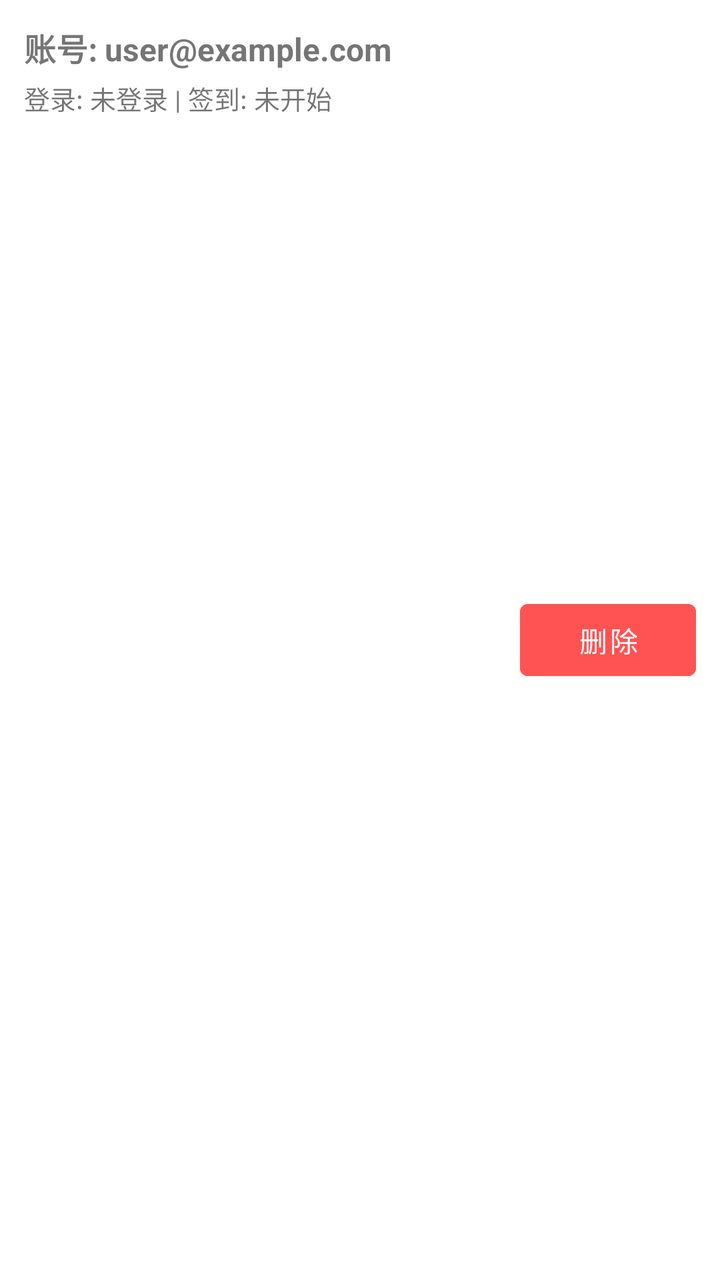
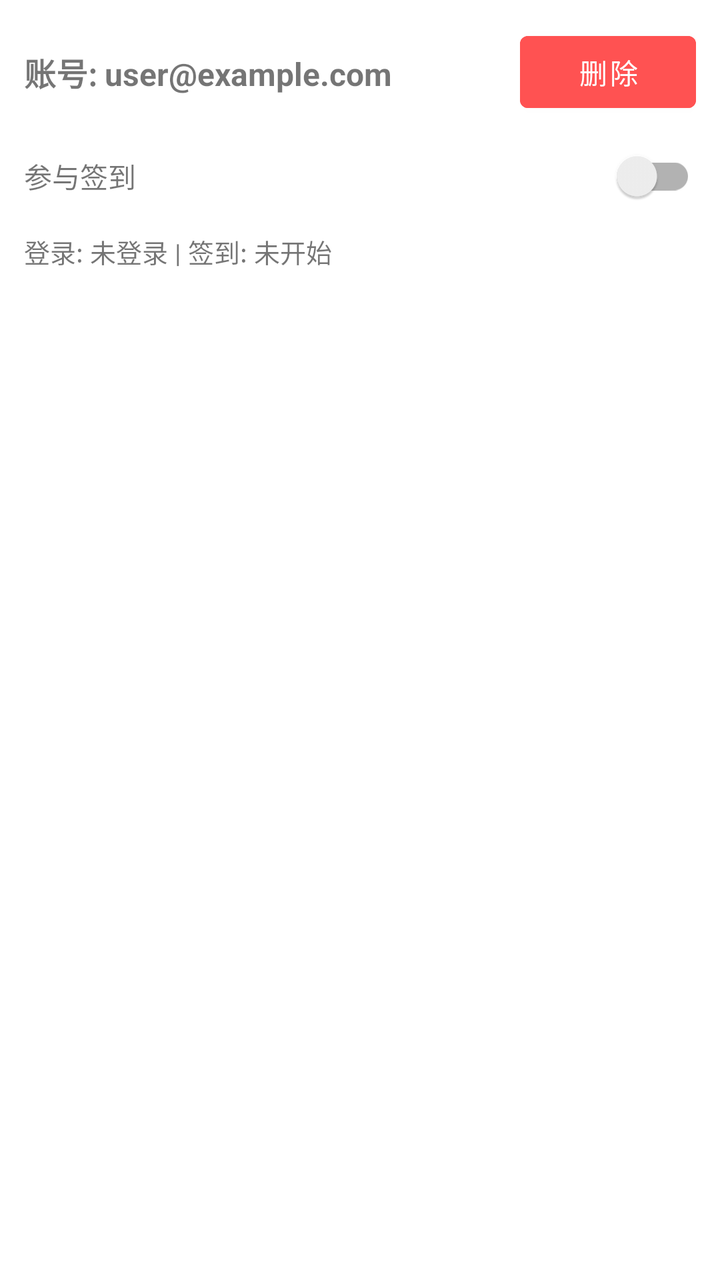

Two renders of the same Android screen: before a commit and after it. Below are the layout's source before the change and the commit's diff.
<!-- AndroidManifest.xml: application theme Theme.QRCodeScanner -->
<!-- res/layout/item_account.xml -->
<?xml version="1.0" encoding="utf-8"?>
<LinearLayout xmlns:android="http://schemas.android.com/apk/res/android"
    android:layout_width="match_parent"
    android:layout_height="wrap_content"
    android:orientation="horizontal"
    android:padding="12dp"
    android:background="?android:attr/selectableItemBackground"
    android:layout_marginBottom="8dp">

    
    <LinearLayout
        android:layout_width="0dp"
        android:layout_height="wrap_content"
        android:layout_weight="1"
        android:orientation="vertical">
        
        
        <TextView
            android:id="@+id/tv_username"
            android:layout_width="match_parent"
            android:layout_height="wrap_content"
            android:text="账号: user@example.com"
            android:textSize="16sp"
            android:textStyle="bold"
            android:maxLines="1"
            android:ellipsize="end"/>
        
        
        <TextView
            android:id="@+id/tv_combined_status"
            android:layout_width="match_parent"
            android:layout_height="wrap_content"
            android:text="登录: 未登录 | 签到: 未开始"
            android:textSize="13sp"
            android:layout_marginTop="4dp"/>
    </LinearLayout>

    
    <Button
        android:id="@+id/btn_delete"
        android:layout_width="wrap_content"
        android:layout_height="wrap_content"
        android:text="删除"
        android:paddingHorizontal="12dp"
        android:backgroundTint="#FF5252"
        android:textColor="#FFFFFF"
        android:layout_gravity="center_vertical"/>
    
</LinearLayout>
<!-- resources referenced by this layout -->
<resources>
  <style name="Theme.QRCodeScanner" parent="Theme.MaterialComponents.DayNight.NoActionBar">
          <item name="colorPrimary">@color/purple_500</item>
          <item name="colorPrimaryVariant">@color/purple_700</item>
          <item name="colorOnPrimary">@color/white</item>
          <item name="colorSecondary">@color/teal_200</item>
          <item name="colorSecondaryVariant">@color/teal_700</item>
          <item name="colorOnSecondary">@color/black</item>
      </style>
  <color name="purple_500">#FF6200EE</color>
  <color name="purple_700">#FF3700B3</color>
  <color name="white">#FFFFFFFF</color>
  <color name="teal_200">#FF03DAC5</color>
  <color name="teal_700">#FF018786</color>
  <color name="black">#FF000000</color>
</resources>

<!-- the commit's change to res/layout/item_account.xml (unified diff, before → after) -->
@@ -2,48 +2,66 @@
 <LinearLayout xmlns:android="http://schemas.android.com/apk/res/android"
     android:layout_width="match_parent"
     android:layout_height="wrap_content"
-    android:orientation="horizontal"
+    android:orientation="vertical"
     android:padding="12dp"
     android:background="?android:attr/selectableItemBackground"
     android:layout_marginBottom="8dp">
 
     
     <LinearLayout
-        android:layout_width="0dp"
+        android:layout_width="match_parent"
         android:layout_height="wrap_content"
-        android:layout_weight="1"
-        android:orientation="vertical">
-        
-        
+        android:orientation="horizontal"
+        android:gravity="center_vertical">
+
         <TextView
             android:id="@+id/tv_username"
-            android:layout_width="match_parent"
+            android:layout_width="0dp"
+            android:layout_weight="1"
             android:layout_height="wrap_content"
             android:text="账号: user@example.com"
             android:textSize="16sp"
             android:textStyle="bold"
             android:maxLines="1"
             android:ellipsize="end"/>
-        
-        
-        <TextView
-            android:id="@+id/tv_combined_status"
-            android:layout_width="match_parent"
+
+        <Button
+            android:id="@+id/btn_delete"
+            android:layout_width="wrap_content"
             android:layout_height="wrap_content"
-            android:text="登录: 未登录 | 签到: 未开始"
-            android:textSize="13sp"
-            android:layout_marginTop="4dp"/>
+            android:text="删除"
+            android:paddingHorizontal="12dp"
+            android:backgroundTint="#FF5252"
+            android:textColor="#FFFFFF"/>
     </LinearLayout>
 
     
-    <Button
-        android:id="@+id/btn_delete"
-        android:layout_width="wrap_content"
+    <LinearLayout
+        android:layout_width="match_parent"
         android:layout_height="wrap_content"
-        android:text="删除"
-        android:paddingHorizontal="12dp"
-        android:backgroundTint="#FF5252"
-        android:textColor="#FFFFFF"
-        android:layout_gravity="center_vertical"/>
+        android:orientation="horizontal"
+        android:gravity="center_vertical"
+        android:layout_marginTop="4dp">
+
+        <TextView
+            android:layout_width="0dp"
+            android:layout_weight="1"
+            android:layout_height="wrap_content"
+            android:text="参与签到"
+            android:textSize="14sp"/>
+
+        <androidx.appcompat.widget.SwitchCompat
+            android:id="@+id/switch_sign"
+            android:layout_width="wrap_content"
+            android:layout_height="wrap_content"/>
+    </LinearLayout>
+
     
+    <TextView
+        android:id="@+id/tv_combined_status"
+        android:layout_width="match_parent"
+        android:layout_height="wrap_content"
+        android:text="登录: 未登录 | 签到: 未开始"
+        android:textSize="13sp"
+        android:layout_marginTop="4dp"/>
 </LinearLayout>
